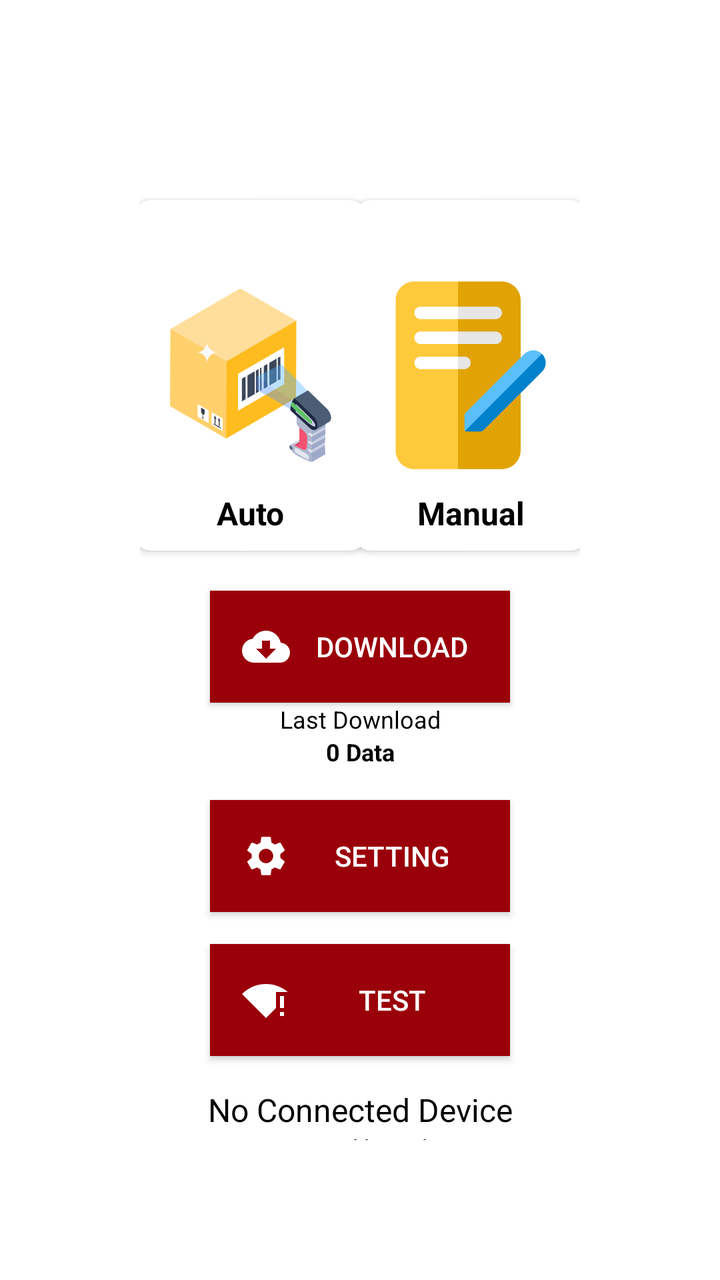
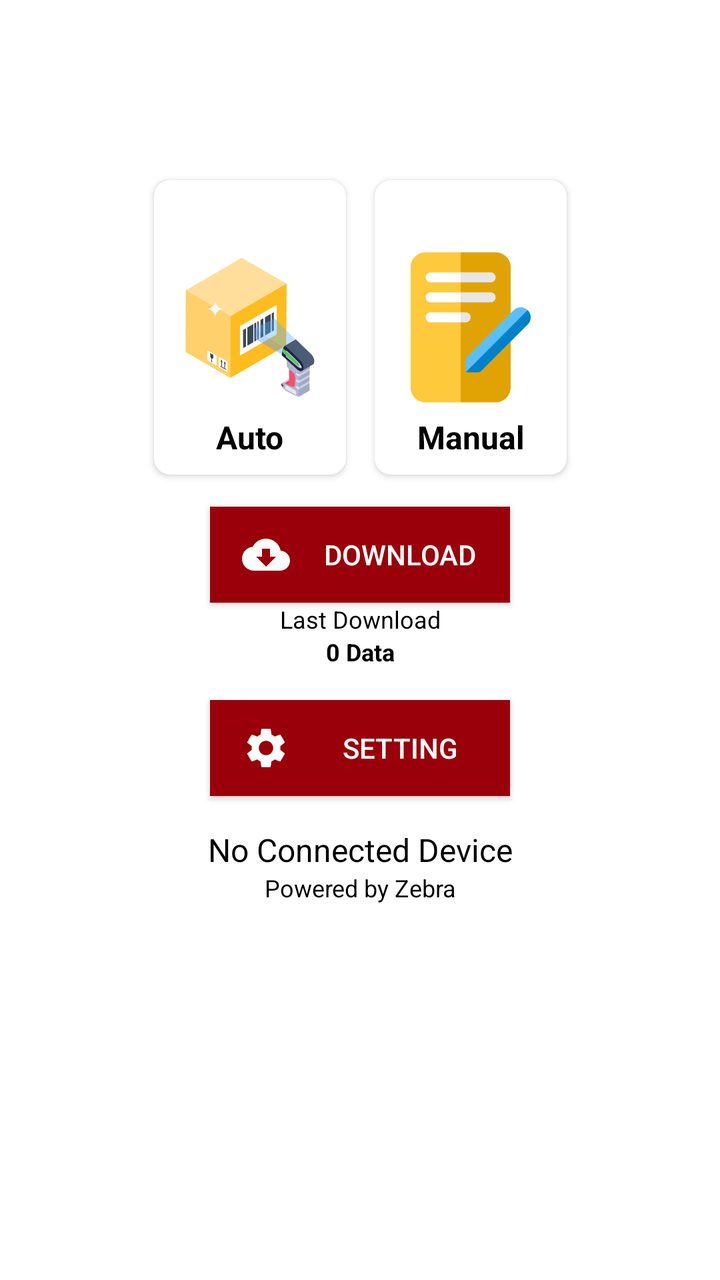

An Android layout rendered at two revisions. The XML below is the earlier revision; the diff shows what the commit changed to produce the second picture.
<!-- AndroidManifest.xml: application theme Theme.MAPZebraPrinter -->
<!-- res/layout/activity_main.xml -->
<?xml version="1.0" encoding="utf-8"?>
<androidx.constraintlayout.widget.ConstraintLayout xmlns:android="http://schemas.android.com/apk/res/android"
    xmlns:app="http://schemas.android.com/apk/res-auto"
    xmlns:tools="http://schemas.android.com/tools"
    android:id="@+id/main"
    android:layout_width="match_parent"
    android:layout_height="match_parent"
    android:padding="70dp"
    tools:context=".view.MainActivity">

    <View
        android:id="@+id/anchor"
        android:layout_width="1dp"
        android:layout_height="1dp"
        app:layout_constraintEnd_toEndOf="parent"
        app:layout_constraintStart_toStartOf="parent"
        app:layout_constraintTop_toTopOf="parent" />

    <androidx.cardview.widget.CardView
        android:id="@+id/cv_auto"
        android:layout_width="wrap_content"
        android:layout_height="wrap_content"
        android:layout_marginTop="30dp"
        android:elevation="8dp"
        app:cardCornerRadius="8dp"
        app:layout_constraintEnd_toStartOf="@id/anchor"
        app:layout_constraintStart_toStartOf="parent"
        app:layout_constraintTop_toTopOf="parent">

        <androidx.constraintlayout.widget.ConstraintLayout
            android:layout_width="wrap_content"
            android:layout_height="wrap_content"
            android:padding="8dp">

            <androidx.appcompat.widget.AppCompatButton
                android:id="@+id/btn_auto"
                android:layout_width="100dp"
                android:layout_height="100dp"
                android:background="@drawable/auto"
                app:layout_constraintBottom_toBottomOf="parent"
                app:layout_constraintEnd_toEndOf="parent"
                app:layout_constraintStart_toStartOf="parent"
                app:layout_constraintTop_toTopOf="parent" />

            <TextView
                android:layout_width="wrap_content"
                android:layout_height="wrap_content"
                android:layout_margin="8dp"
                android:text="@string/auto"
                android:textColor="@color/black"
                android:textSize="16sp"
                android:textStyle="bold"
                app:layout_constraintEnd_toEndOf="@id/btn_auto"
                app:layout_constraintStart_toStartOf="@id/btn_auto"
                app:layout_constraintTop_toBottomOf="@+id/btn_auto" />

        </androidx.constraintlayout.widget.ConstraintLayout>

    </androidx.cardview.widget.CardView>

    <androidx.cardview.widget.CardView
        android:id="@+id/cv_manual"
        android:layout_width="wrap_content"
        android:layout_height="wrap_content"
        android:layout_marginTop="30dp"
        android:elevation="8dp"
        app:cardCornerRadius="8dp"
        app:layout_constraintEnd_toEndOf="parent"
        app:layout_constraintStart_toEndOf="@id/anchor"
        app:layout_constraintTop_toTopOf="parent">

        <androidx.constraintlayout.widget.ConstraintLayout
            android:layout_width="wrap_content"
            android:layout_height="wrap_content"
            android:padding="8dp">

            <androidx.appcompat.widget.AppCompatButton
                android:id="@+id/btn_manual"
                android:layout_width="100dp"
                android:layout_height="100dp"
                android:background="@drawable/manual"
                app:layout_constraintBottom_toBottomOf="parent"
                app:layout_constraintEnd_toEndOf="parent"
                app:layout_constraintStart_toStartOf="parent"
                app:layout_constraintTop_toTopOf="parent" />

            <TextView
                android:layout_width="wrap_content"
                android:layout_height="wrap_content"
                android:layout_margin="8dp"
                android:text="@string/manual"
                android:textColor="@color/black"
                android:textSize="16sp"
                android:textStyle="bold"
                app:layout_constraintEnd_toEndOf="@id/btn_manual"
                app:layout_constraintStart_toStartOf="@id/btn_manual"
                app:layout_constraintTop_toBottomOf="@+id/btn_manual" />

        </androidx.constraintlayout.widget.ConstraintLayout>

    </androidx.cardview.widget.CardView>

    <androidx.appcompat.widget.AppCompatButton
        android:id="@+id/btn_download"
        android:layout_width="150dp"
        android:layout_height="wrap_content"
        android:layout_marginTop="20dp"
        android:background="@color/primary_color"
        android:drawableStart="@drawable/baseline_cloud_download_24"
        android:drawablePadding="8dp"
        android:padding="16dp"
        android:text="@string/download"
        android:textColor="@color/white"
        app:layout_constraintEnd_toEndOf="parent"
        app:layout_constraintStart_toStartOf="parent"
        app:layout_constraintTop_toBottomOf="@+id/cv_auto" />

    <TextView
        android:id="@+id/tv_last_download"
        android:layout_width="match_parent"
        android:layout_height="wrap_content"
        android:gravity="center"
        android:text="@string/last_sync"
        android:textColor="@color/black"
        android:textSize="12sp"
        app:layout_constraintTop_toBottomOf="@+id/btn_download" />

    <TextView
        android:id="@+id/tv_counter_download"
        android:layout_width="match_parent"
        android:layout_height="wrap_content"
        android:layout_marginBottom="16dp"
        android:gravity="center"
        android:text="0 Data"
        android:textColor="@color/black"
        android:textSize="12sp"
        android:textStyle="bold"
        app:layout_constraintTop_toBottomOf="@+id/tv_last_download" />

    <androidx.appcompat.widget.AppCompatButton
        android:id="@+id/btn_setting"
        android:layout_width="150dp"
        android:layout_height="wrap_content"
        android:layout_margin="16dp"
        android:background="@color/primary_color"
        android:drawableStart="@drawable/baseline_settings_24"
        android:drawablePadding="8dp"
        android:padding="16dp"
        android:text="@string/setting"
        android:textColor="@color/white"
        app:layout_constraintEnd_toEndOf="parent"
        app:layout_constraintStart_toStartOf="parent"
        app:layout_constraintTop_toBottomOf="@+id/tv_counter_download" />

    <androidx.appcompat.widget.AppCompatButton
        android:id="@+id/btn_test"
        android:layout_width="150dp"
        android:layout_height="wrap_content"
        android:layout_margin="16dp"
        android:background="@color/primary_color"
        android:drawableStart="@drawable/baseline_signal_wifi_statusbar_connected_no_internet_4_24"
        android:drawablePadding="8dp"
        android:padding="16dp"
        android:text="@string/test"
        android:textColor="@color/white"
        app:layout_constraintEnd_toEndOf="parent"
        app:layout_constraintStart_toStartOf="parent"
        app:layout_constraintTop_toBottomOf="@+id/btn_setting" />


    <TextView
        android:id="@+id/tv_printer"
        android:layout_width="match_parent"
        android:layout_height="wrap_content"
        android:layout_margin="16dp"
        android:gravity="center"
        android:text="@string/no_connected_device"
        android:textColor="@color/black"
        android:textSize="16sp"
        app:layout_constraintTop_toBottomOf="@+id/btn_test" />

    <TextView
        android:id="@+id/tv_powered"
        android:layout_width="match_parent"
        android:layout_height="wrap_content"
        android:gravity="center"
        android:text="@string/powered_by_zebra"
        android:textColor="@color/black"
        android:textSize="12sp"
        app:layout_constraintTop_toBottomOf="@+id/tv_printer" />

</androidx.constraintlayout.widget.ConstraintLayout>
<!-- resources referenced by this layout -->
<resources>
  <color name="black">#FF000000</color>
  <color name="primary_color">#9A0009</color>
  <color name="white">#FFFFFFFF</color>
  <!-- drawable auto: png bitmap (drawable, 35378 bytes) -->
  <!-- drawable baseline_cloud_download_24 (drawable) -->
  <vector xmlns:android="http://schemas.android.com/apk/res/android" android:height="24dp" android:tint="#FFFFFF" android:viewportHeight="24" android:viewportWidth="24" android:width="24dp">
        
      <path android:fillColor="@android:color/white" android:pathData="M19.35,10.04C18.67,6.59 15.64,4 12,4 9.11,4 6.6,5.64 5.35,8.04 2.34,8.36 0,10.91 0,14c0,3.31 2.69,6 6,6h13c2.76,0 5,-2.24 5,-5 0,-2.64 -2.05,-4.78 -4.65,-4.96zM17,13l-5,5 -5,-5h3V9h4v4h3z"/>
      
  </vector>
  <!-- drawable baseline_settings_24 (drawable) -->
  <vector xmlns:android="http://schemas.android.com/apk/res/android" android:height="24dp" android:tint="#FFFFFF" android:viewportHeight="24" android:viewportWidth="24" android:width="24dp">
        
      <path android:fillColor="@android:color/white" android:pathData="M19.14,12.94c0.04,-0.3 0.06,-0.61 0.06,-0.94c0,-0.32 -0.02,-0.64 -0.07,-0.94l2.03,-1.58c0.18,-0.14 0.23,-0.41 0.12,-0.61l-1.92,-3.32c-0.12,-0.22 -0.37,-0.29 -0.59,-0.22l-2.39,0.96c-0.5,-0.38 -1.03,-0.7 -1.62,-0.94L14.4,2.81c-0.04,-0.24 -0.24,-0.41 -0.48,-0.41h-3.84c-0.24,0 -0.43,0.17 -0.47,0.41L9.25,5.35C8.66,5.59 8.12,5.92 7.63,6.29L5.24,5.33c-0.22,-0.08 -0.47,0 -0.59,0.22L2.74,8.87C2.62,9.08 2.66,9.34 2.86,9.48l2.03,1.58C4.84,11.36 4.8,11.69 4.8,12s0.02,0.64 0.07,0.94l-2.03,1.58c-0.18,0.14 -0.23,0.41 -0.12,0.61l1.92,3.32c0.12,0.22 0.37,0.29 0.59,0.22l2.39,-0.96c0.5,0.38 1.03,0.7 1.62,0.94l0.36,2.54c0.05,0.24 0.24,0.41 0.48,0.41h3.84c0.24,0 0.44,-0.17 0.47,-0.41l0.36,-2.54c0.59,-0.24 1.13,-0.56 1.62,-0.94l2.39,0.96c0.22,0.08 0.47,0 0.59,-0.22l1.92,-3.32c0.12,-0.22 0.07,-0.47 -0.12,-0.61L19.14,12.94zM12,15.6c-1.98,0 -3.6,-1.62 -3.6,-3.6s1.62,-3.6 3.6,-3.6s3.6,1.62 3.6,3.6S13.98,15.6 12,15.6z"/>
      
  </vector>
  <!-- drawable baseline_signal_wifi_statusbar_connected_no_internet_4_24 (drawable) -->
  <vector xmlns:android="http://schemas.android.com/apk/res/android" android:height="24dp" android:tint="#FFFFFF" android:viewportHeight="24" android:viewportWidth="24" android:width="24dp">
        
      <path android:fillColor="@android:color/white" android:pathData="M12,4C7.31,4 3.07,5.9 0,8.98L12,21l5,-5.01V8h5.92C19.97,5.51 16.16,4 12,4z"/>
        
      <path android:fillColor="@android:color/white" android:pathData="M19,18h2v2h-2z"/>
        
      <path android:fillColor="@android:color/white" android:pathData="M19,10h2v6h-2z"/>
      
  </vector>
  <!-- drawable manual: png bitmap (drawable, 10208 bytes) -->
  <string name="auto">Auto</string>
  <string name="download">Download</string>
  <string name="last_sync">Last Download</string>
  <string name="manual">Manual</string>
  <string name="no_connected_device">No Connected Device</string>
  <string name="powered_by_zebra">Powered by Zebra</string>
  <string name="setting">Setting</string>
  <string name="test">Test</string>
  <style name="Theme.MAPZebraPrinter" parent="Theme.MaterialComponents.DayNight.DarkActionBar">
          
          <item name="colorPrimary">@color/primary_color</item>
          <item name="colorPrimaryVariant">@color/purple_700</item>
          <item name="colorOnPrimary">@color/white</item>
          
          <item name="colorSecondary">@color/teal_200</item>
          <item name="colorSecondaryVariant">@color/teal_700</item>
          <item name="colorOnSecondary">@color/black</item>
          
          <item name="android:statusBarColor">?attr/colorPrimaryVariant</item>
          
      </style>
  <color name="purple_700">#FF3700B3</color>
  <color name="teal_200">#FF03DAC5</color>
  <color name="teal_700">#FF018786</color>
</resources>

<!-- the commit's change to res/layout/activity_main.xml (unified diff, before → after) -->
@@ -20,7 +20,7 @@
         android:id="@+id/cv_auto"
         android:layout_width="wrap_content"
         android:layout_height="wrap_content"
-        android:layout_marginTop="30dp"
+        android:layout_marginTop="20dp"
         android:elevation="8dp"
         app:cardCornerRadius="8dp"
         app:layout_constraintEnd_toStartOf="@id/anchor"
@@ -34,8 +34,8 @@
 
             <androidx.appcompat.widget.AppCompatButton
                 android:id="@+id/btn_auto"
-                android:layout_width="100dp"
-                android:layout_height="100dp"
+                android:layout_width="80dp"
+                android:layout_height="80dp"
                 android:background="@drawable/auto"
                 app:layout_constraintBottom_toBottomOf="parent"
                 app:layout_constraintEnd_toEndOf="parent"
@@ -45,7 +45,7 @@
             <TextView
                 android:layout_width="wrap_content"
                 android:layout_height="wrap_content"
-                android:layout_margin="8dp"
+                android:layout_margin="4dp"
                 android:text="@string/auto"
                 android:textColor="@color/black"
                 android:textSize="16sp"
@@ -62,7 +62,7 @@
         android:id="@+id/cv_manual"
         android:layout_width="wrap_content"
         android:layout_height="wrap_content"
-        android:layout_marginTop="30dp"
+        android:layout_marginTop="20dp"
         android:elevation="8dp"
         app:cardCornerRadius="8dp"
         app:layout_constraintEnd_toEndOf="parent"
@@ -76,8 +76,8 @@
 
             <androidx.appcompat.widget.AppCompatButton
                 android:id="@+id/btn_manual"
-                android:layout_width="100dp"
-                android:layout_height="100dp"
+                android:layout_width="80dp"
+                android:layout_height="80dp"
                 android:background="@drawable/manual"
                 app:layout_constraintBottom_toBottomOf="parent"
                 app:layout_constraintEnd_toEndOf="parent"
@@ -87,7 +87,7 @@
             <TextView
                 android:layout_width="wrap_content"
                 android:layout_height="wrap_content"
-                android:layout_margin="8dp"
+                android:layout_margin="4dp"
                 android:text="@string/manual"
                 android:textColor="@color/black"
                 android:textSize="16sp"
@@ -104,11 +104,10 @@
         android:id="@+id/btn_download"
         android:layout_width="150dp"
         android:layout_height="wrap_content"
-        android:layout_marginTop="20dp"
+        android:layout_marginTop="16dp"
         android:background="@color/primary_color"
         android:drawableStart="@drawable/baseline_cloud_download_24"
-        android:drawablePadding="8dp"
-        android:padding="16dp"
+        android:paddingStart="16dp"
         android:text="@string/download"
         android:textColor="@color/white"
         app:layout_constraintEnd_toEndOf="parent"
@@ -144,29 +143,12 @@
         android:layout_margin="16dp"
         android:background="@color/primary_color"
         android:drawableStart="@drawable/baseline_settings_24"
-        android:drawablePadding="8dp"
-        android:padding="16dp"
+        android:paddingStart="16dp"
         android:text="@string/setting"
         android:textColor="@color/white"
         app:layout_constraintEnd_toEndOf="parent"
         app:layout_constraintStart_toStartOf="parent"
         app:layout_constraintTop_toBottomOf="@+id/tv_counter_download" />
-
-    <androidx.appcompat.widget.AppCompatButton
-        android:id="@+id/btn_test"
-        android:layout_width="150dp"
-        android:layout_height="wrap_content"
-        android:layout_margin="16dp"
-        android:background="@color/primary_color"
-        android:drawableStart="@drawable/baseline_signal_wifi_statusbar_connected_no_internet_4_24"
-        android:drawablePadding="8dp"
-        android:padding="16dp"
-        android:text="@string/test"
-        android:textColor="@color/white"
-        app:layout_constraintEnd_toEndOf="parent"
-        app:layout_constraintStart_toStartOf="parent"
-        app:layout_constraintTop_toBottomOf="@+id/btn_setting" />
-
 
     <TextView
         android:id="@+id/tv_printer"
@@ -177,7 +159,7 @@
         android:text="@string/no_connected_device"
         android:textColor="@color/black"
         android:textSize="16sp"
-        app:layout_constraintTop_toBottomOf="@+id/btn_test" />
+        app:layout_constraintTop_toBottomOf="@+id/btn_setting" />
 
     <TextView
         android:id="@+id/tv_powered"
<!-- resource entries referenced after the edit -->
@@ -16,16 +16,6 @@
       <path android:fillColor="@android:color/white" android:pathData="M19.14,12.94c0.04,-0.3 0.06,-0.61 0.06,-0.94c0,-0.32 -0.02,-0.64 -0.07,-0.94l2.03,-1.58c0.18,-0.14 0.23,-0.41 0.12,-0.61l-1.92,-3.32c-0.12,-0.22 -0.37,-0.29 -0.59,-0.22l-2.39,0.96c-0.5,-0.38 -1.03,-0.7 -1.62,-0.94L14.4,2.81c-0.04,-0.24 -0.24,-0.41 -0.48,-0.41h-3.84c-0.24,0 -0.43,0.17 -0.47,0.41L9.25,5.35C8.66,5.59 8.12,5.92 7.63,6.29L5.24,5.33c-0.22,-0.08 -0.47,0 -0.59,0.22L2.74,8.87C2.62,9.08 2.66,9.34 2.86,9.48l2.03,1.58C4.84,11.36 4.8,11.69 4.8,12s0.02,0.64 0.07,0.94l-2.03,1.58c-0.18,0.14 -0.23,0.41 -0.12,0.61l1.92,3.32c0.12,0.22 0.37,0.29 0.59,0.22l2.39,-0.96c0.5,0.38 1.03,0.7 1.62,0.94l0.36,2.54c0.05,0.24 0.24,0.41 0.48,0.41h3.84c0.24,0 0.44,-0.17 0.47,-0.41l0.36,-2.54c0.59,-0.24 1.13,-0.56 1.62,-0.94l2.39,0.96c0.22,0.08 0.47,0 0.59,-0.22l1.92,-3.32c0.12,-0.22 0.07,-0.47 -0.12,-0.61L19.14,12.94zM12,15.6c-1.98,0 -3.6,-1.62 -3.6,-3.6s1.62,-3.6 3.6,-3.6s3.6,1.62 3.6,3.6S13.98,15.6 12,15.6z"/>
       
   </vector>
-  <!-- drawable baseline_signal_wifi_statusbar_connected_no_internet_4_24 (drawable) -->
-  <vector xmlns:android="http://schemas.android.com/apk/res/android" android:height="24dp" android:tint="#FFFFFF" android:viewportHeight="24" android:viewportWidth="24" android:width="24dp">
-        
-      <path android:fillColor="@android:color/white" android:pathData="M12,4C7.31,4 3.07,5.9 0,8.98L12,21l5,-5.01V8h5.92C19.97,5.51 16.16,4 12,4z"/>
-        
-      <path android:fillColor="@android:color/white" android:pathData="M19,18h2v2h-2z"/>
-        
-      <path android:fillColor="@android:color/white" android:pathData="M19,10h2v6h-2z"/>
-      
-  </vector>
   <!-- drawable manual: png bitmap (drawable, 10208 bytes) -->
   <string name="auto">Auto</string>
   <string name="download">Download</string>
@@ -34,7 +24,6 @@
   <string name="no_connected_device">No Connected Device</string>
   <string name="powered_by_zebra">Powered by Zebra</string>
   <string name="setting">Setting</string>
-  <string name="test">Test</string>
   <style name="Theme.MAPZebraPrinter" parent="Theme.MaterialComponents.DayNight.DarkActionBar">
           
           <item name="colorPrimary">@color/primary_color</item>
